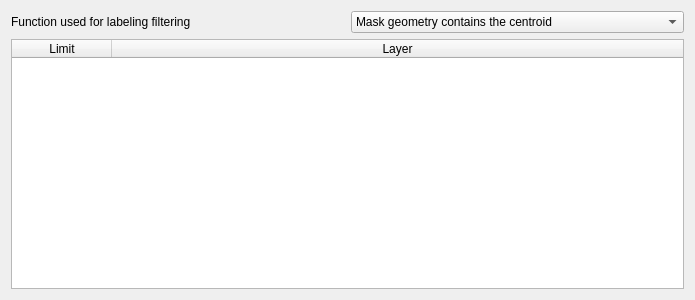
This is mask_plugin/ui_layer_list.ui in aeag/mask as Qt 5 draws it before an edit. The edited form follows.
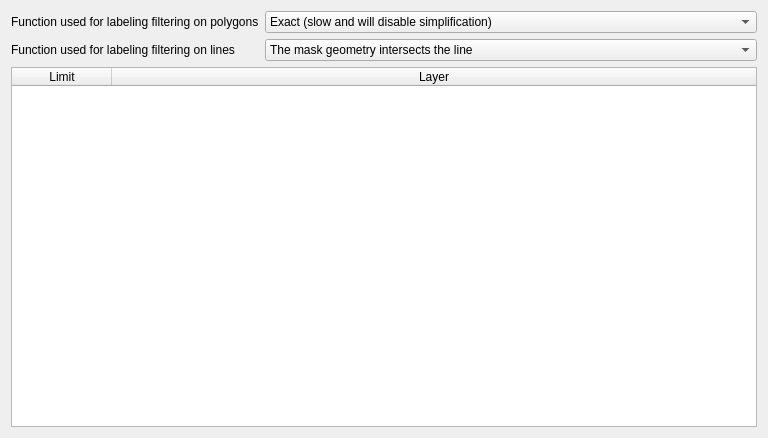
This is the edited form.

Commit message: Allow to use a mask function for lines. Fix in_mask with projections

```diff
--- a/mask_plugin/ui_layer_list.ui
+++ b/mask_plugin/ui_layer_list.ui
@@ -6,8 +6,8 @@
    <rect>
     <x>0</x>
     <y>0</y>
-    <width>695</width>
-    <height>300</height>
+    <width>768</width>
+    <height>438</height>
    </rect>
   </property>
   <property name="windowTitle">
@@ -15,18 +15,21 @@
   </property>
   <layout class="QVBoxLayout" name="verticalLayout">
    <item>
-    <layout class="QHBoxLayout" name="horizontalLayout">
-     <item>
+    <layout class="QFormLayout" name="formLayout">
+     <property name="fieldGrowthPolicy">
+      <enum>QFormLayout::AllNonFixedFieldsGrow</enum>
+     </property>
+     <item row="0" column="0">
       <widget class="QLabel" name="label">
        <property name="text">
-        <string>Function used for labeling filtering</string>
+        <string>Function used for labeling filtering on polygons</string>
        </property>
       </widget>
      </item>
-     <item>
-      <widget class="QComboBox" name="operatorCombo">
+     <item row="0" column="1">
+      <widget class="QComboBox" name="polygonOperatorCombo">
        <property name="currentIndex">
-        <number>1</number>
+        <number>0</number>
        </property>
        <item>
         <property name="text">
@@ -35,12 +38,36 @@
        </item>
        <item>
         <property name="text">
-         <string>Mask geometry contains the centroid</string>
+         <string>The mask geometry contains the centroid</string>
         </property>
        </item>
        <item>
         <property name="text">
-         <string>Mask geometry contains a point on the surface</string>
+         <string>The mask geometry contains a point on the polygon surface</string>
+        </property>
+       </item>
+      </widget>
+     </item>
+     <item row="1" column="0">
+      <widget class="QLabel" name="label_2">
+       <property name="text">
+        <string>Function used for labeling filtering on lines</string>
+       </property>
+      </widget>
+     </item>
+     <item row="1" column="1">
+      <widget class="QComboBox" name="lineOperatorCombo">
+       <property name="currentIndex">
+        <number>0</number>
+       </property>
+       <item>
+        <property name="text">
+         <string>The mask geometry intersects the line</string>
+        </property>
+       </item>
+       <item>
+        <property name="text">
+         <string>The mask geometry contains the line</string>
         </property>
        </item>
       </widget>
```
The commit also changes 6 other files.
